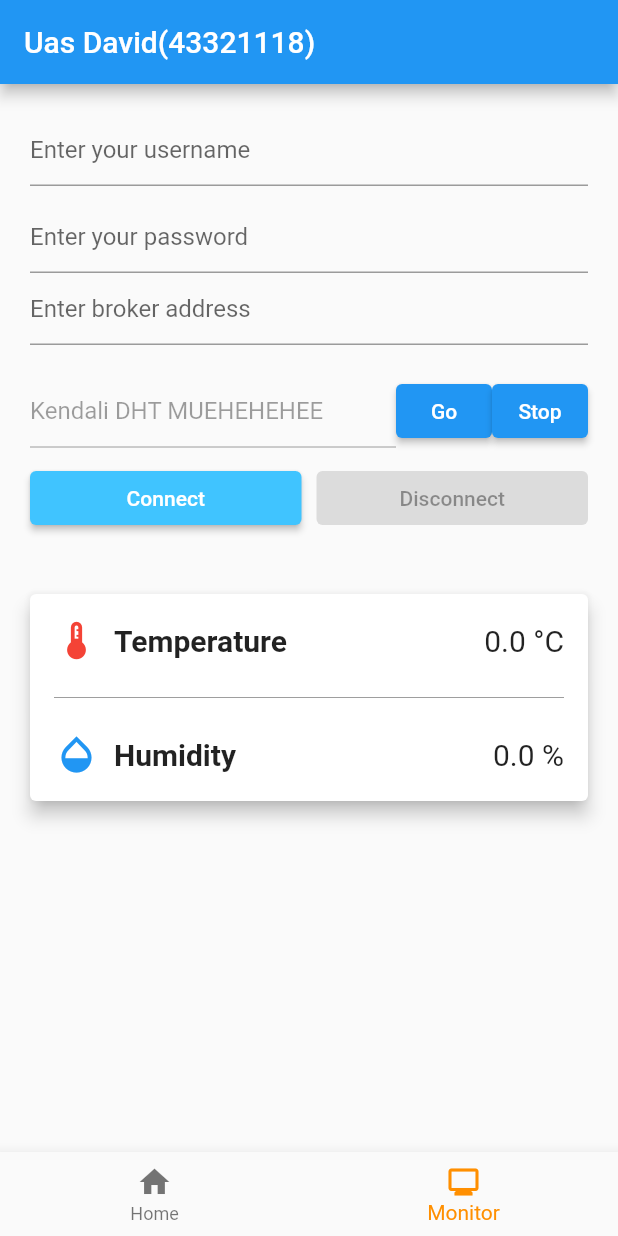
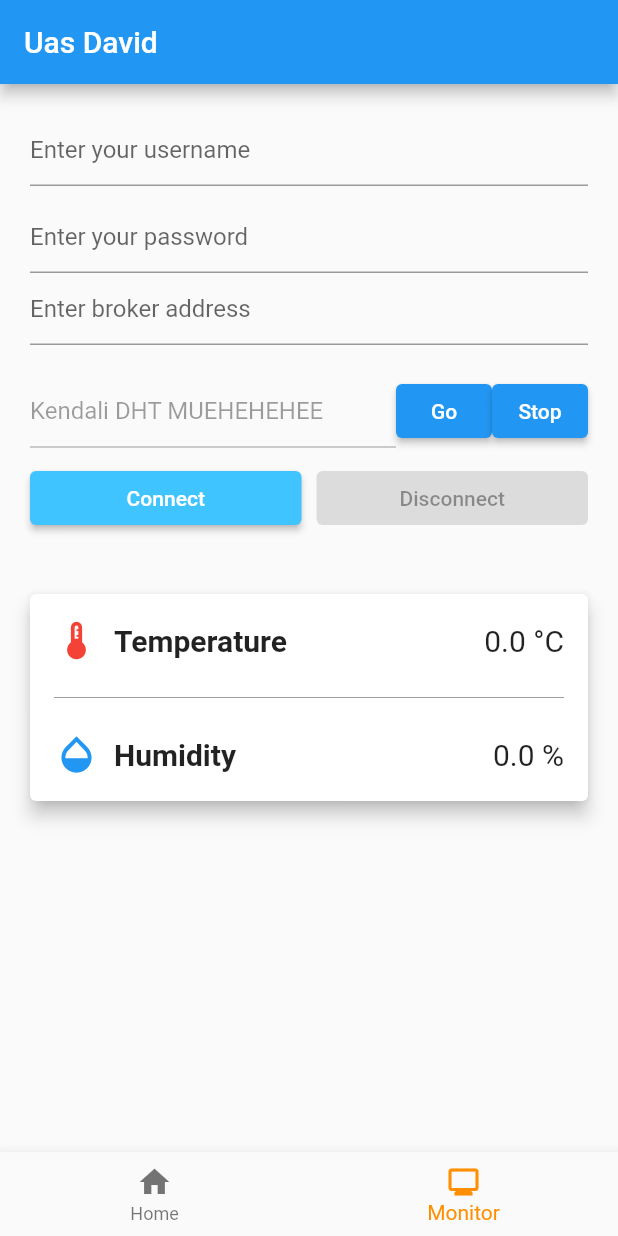
Before and after one commit to davidRT2/android_MQTTclient, a Flutter app: the screen it shows after launch, on a phone screen of 412 x 824 dp. Run offline on Flutter 3.47's test engine with Material 2 defaults, Android fonts, the light colour scheme and no system bars; missing offline and left inert: mqtt_client.

Commit message:
app bar fix

```diff
--- a/lib/main.dart
+++ b/lib/main.dart
@@ -22,7 +22,7 @@ class MyApp extends StatelessWidget {
           builder: (BuildContext context) {
             return Scaffold(
               appBar: AppBar(
-                title: Text('Uas David(43321118)'),
+                title: Text('Uas David'),
               ),
               body: MQTTView(),
               bottomNavigationBar: _buildBottomNavigationBar(context),
```
